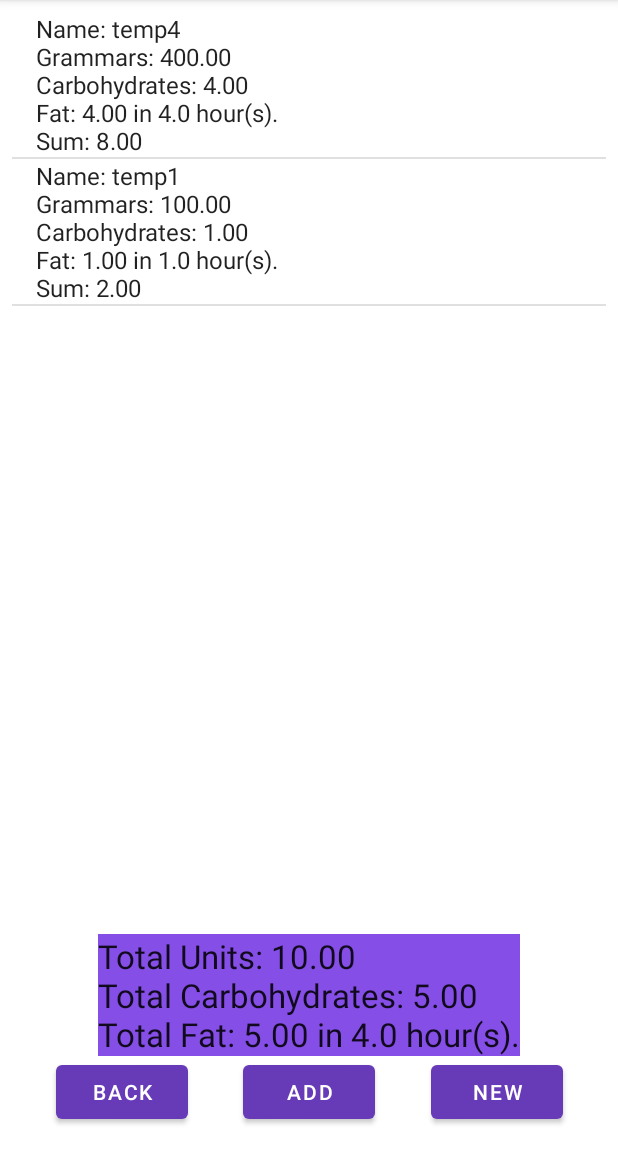
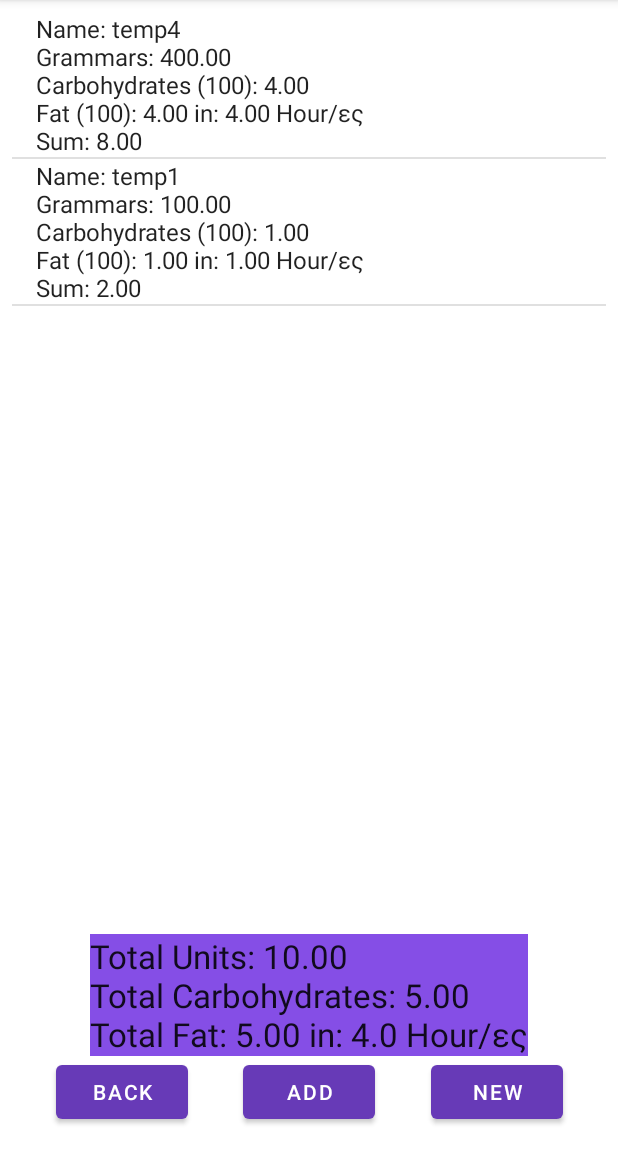
Before and after one commit to Raftys/DiabCalc, an Android app: the FavoriteActivity screen opened directly, with no data from a screen before it, after a tap on "Menu2", on a phone screen of 412 x 824 dp, the part 84-1236 px from its top. Run offline under Robolectric (Android 15) with nearby library versions, the phone set to English and light mode, and no system bars.

Commit message:
Greek Added (not able to change through app) -favorite fixed

```diff
--- a/app/build.gradle
+++ b/app/build.gradle
@@ -33,6 +33,7 @@ dependencies {
     implementation 'com.google.android.material:material:1.6.1'
     implementation 'androidx.constraintlayout:constraintlayout:2.1.4'
     implementation 'com.google.mlkit:translate:16.1.2'
+    implementation 'androidx.preference:preference:1.1.1'
     testImplementation 'junit:junit:4.13.2'
     androidTestImplementation 'androidx.test.ext:junit:1.1.3'
     androidTestImplementation 'androidx.test.espresso:espresso-core:3.4.0'
--- a/app/src/main/java/com/example/diabcalc/FavoriteActivity.java
+++ b/app/src/main/java/com/example/diabcalc/FavoriteActivity.java
@@ -24,21 +24,18 @@ public class FavoriteActivity extends AppCompatActivity {
         list = new ArrayList<>();
         SimpleAdapter adapter = new SimpleAdapter(this, list,
                 R.layout.list_item,
-                new String[] {"line1","line2","line3"},
-                new int[]  {R.id.text1, R.id.text2, R.id.text3});
+                new String[] {"line1","line2"},
+                new int[]  {R.id.text1, R.id.text2});
 
         for(String fav : favorites.keySet()) {
-            HashMap<String, String> temp = new HashMap<>();
-            temp.put("line1", fav);
+            HashMap<String,String> temp = new HashMap<>();
+            temp.put("line1",fav);
             StringBuilder text2 = new StringBuilder();
-            StringBuilder text3 = new StringBuilder();
-            for(int i = 0; i< Objects.requireNonNull(favorites.get(fav)).size(); i++) {
-                text2.append(i + 1).append(".").append(Objects.requireNonNull(favorites.get(fav)).get(i).getFoodName());
-                text3.append(" (Grammars: ").append(Objects.requireNonNull(favorites.get(fav)).get(i).getFoodGrammar()).
-                        append(")");
-            }
+            for(int i = 0; i< Objects.requireNonNull(favorites.get(fav)).size(); i++)
+                text2.append(i + 1).append(".").append(Objects.requireNonNull(favorites.get(fav)).get(i).getFoodName()).
+                        append(" (").append(Objects.requireNonNull(favorites.get(fav)).get(i).getFoodGrammar()).
+                        append("g)\n");
             temp.put("line2", text2.toString());
-            temp.put("line3", text3.toString());
             list.add(temp);
         }
 
--- a/app/src/main/java/com/example/diabcalc/ThirdActivity.java
+++ b/app/src/main/java/com/example/diabcalc/ThirdActivity.java
@@ -1,7 +1,7 @@
 package com.example.diabcalc;
 
-
 import android.annotation.SuppressLint;
+import android.content.Context;
 import android.content.Intent;
 import android.text.InputType;
 import android.view.Menu;
@@ -15,7 +15,6 @@ import androidx.appcompat.app.AlertDialog;
 import androidx.appcompat.app.AppCompatActivity;
 import android.os.Bundle;
 import android.widget.Toast;
-
 import java.util.ArrayList;
 import java.util.HashMap;
 
@@ -37,6 +36,7 @@ public class ThirdActivity extends AppCompatActivity {
     ArrayList<Food> finalFoods;
     int bool;
     private String menu_name = "";
+    Context context;
 
     @SuppressLint({"DefaultLocale", "SetTextI18n"})
     @Override
@@ -45,6 +45,7 @@ public class ThirdActivity extends AppCompatActivity {
         setContentView(R.layout.activity_third);
 
         intent = getIntent();
+        context = this;
 
         bool = intent.getIntExtra("favorite",0);
 
@@ -54,11 +55,12 @@ public class ThirdActivity extends AppCompatActivity {
         finalFoods = intent.getParcelableArrayListExtra("list");
         ArrayList<String> list = new ArrayList<>();
         for (Food f : finalFoods)
-            list.add("Name: " + f.getFoodName() +
-                    "\nGrammars: " + String.format("%.2f", f.getFoodGrammar()) +
-                    "\nCarbohydrates: " + String.format("%.2f", f.getFoodCar()) +
-                    "\nFat: " + String.format("%.2f", f.getFoodFat()) + " in " + f.getFoodHour() + " hour(s)." +
-                    "\nSum: " + String.format("%.2f", f.getFoodCar() + f.getFoodFat()));
+            list.add(getResources().getString(R.string.name) + ": " + f.getFoodName() +
+                    "\n" + getResources().getString(R.string.grammars) + ": " + String.format("%.2f", f.getFoodGrammar()) +
+                    "\n" + getResources().getString(R.string.carbohydrates) + ": " + String.format("%.2f", f.getFoodCar()) +
+                    "\n" + getResources().getString(R.string.fat) + ": " + String.format("%.2f", f.getFoodFat()) +
+                    " "  + getResources().getString(R.string.in) + ": " + String.format("%.2f", f.getFoodHour()) + " " + getResources().getString(R.string.hour) + "/ες" +
+                    "\n" + getResources().getString(R.string.sum) + ": " + String.format("%.2f", f.getFoodCar() + f.getFoodFat()));
 
         listView = findViewById(R.id.final_list);
         adapter = new ArrayAdapter<>(
@@ -80,10 +82,10 @@ public class ThirdActivity extends AppCompatActivity {
             fats += f.getFoodFat();
         }
         double sum = cars + fats;
-        textView.setText("Total Units: " + String.format("%.2f", sum) +
-                "\nTotal Carbohydrates: " + String.format("%.2f", cars) +
-                "\nTotal Fat: " + String.format("%.2f", fats) +
-                " in " + finalFoods.get(0).getFoodHour() + " hour(s).");
+        textView.setText(getResources().getString(R.string.totalUnits) + ": " + String.format("%.2f", sum) +
+                "\n" + getResources().getString(R.string.totalCarbohydrates) + ": " + String.format("%.2f", cars) +
+                "\n" + getResources().getString(R.string.totalFat) + ": " + String.format("%.2f", fats) +
+                " "  + getResources().getString(R.string.in) + ": " + finalFoods.get(0).getFoodHour() + " " + getResources().getString(R.string.hour) + "/ες");
 
 
         /*
@@ -130,6 +132,9 @@ public class ThirdActivity extends AppCompatActivity {
         sqlHandler sqlHandler = new sqlHandler(ThirdActivity.this,null,1);
         item.setOnMenuItemClickListener(menuItem -> {
             if(item.isChecked()) {
+                AlertDialog.Builder builder = new AlertDialog.Builder(context);
+                builder.setMessage("Are You Sure ?")
+                        .setPositiveButton("Yep", (dialog, id) -> {
                             item.setIcon(android.R.drawable.star_big_off);
                             item.setChecked(false);
                             String name =intent.getStringExtra("menu_name");
@@ -138,6 +143,9 @@ public class ThirdActivity extends AppCompatActivity {
                             else
                                 sqlHandler.deleteMenu(menu_name);
                             Toast.makeText(this, "Menu Removed From Favorites", Toast.LENGTH_SHORT).show();
+                        }).setNegativeButton("NAH", (dialog, id) -> {
+                        });
+                builder.create().show();
             }
             else {
                 AlertDialog.Builder builder = new AlertDialog.Builder(this);
--- a/app/src/main/res/layout-land/activity_add.xml
+++ b/app/src/main/res/layout-land/activity_add.xml
@@ -11,7 +11,6 @@
         android:layout_width="190dp"
         android:layout_height="56dp"
         android:layout_marginStart="96dp"
-        android:layout_marginLeft="96dp"
         android:layout_marginTop="64dp"
         android:hint="@string/name"
         android:importantForAutofill="no"
@@ -26,8 +25,6 @@
         android:layout_height="55dp"
         android:layout_marginTop="64dp"
         android:layout_marginEnd="96dp"
-        android:layout_marginRight="96dp"
-        android:hint="@string/carbohydrates"
         android:importantForAutofill="no"
         android:inputType="numberDecimal"
         android:textColorHint="#757575"
@@ -39,9 +36,7 @@
         android:layout_width="190dp"
         android:layout_height="56dp"
         android:layout_marginStart="96dp"
-        android:layout_marginLeft="96dp"
         android:layout_marginBottom="120dp"
-        android:hint="@string/fat"
         android:importantForAutofill="no"
         android:inputType="numberDecimal"
         android:textColorHint="#757575"
@@ -53,7 +48,6 @@
         android:layout_width="190dp"
         android:layout_height="56dp"
         android:layout_marginEnd="96dp"
-        android:layout_marginRight="96dp"
         android:layout_marginBottom="120dp"
         android:hint="@string/hour"
         android:importantForAutofill="no"
--- a/app/src/main/res/layout-land/activity_third.xml
+++ b/app/src/main/res/layout-land/activity_third.xml
@@ -24,7 +24,7 @@
         android:layout_width="wrap_content"
         android:layout_height="wrap_content"
         android:layout_marginBottom="16dp"
-        android:text="@string/new2"
+        android:text="@string/new_menu"
         android:textColor="#FFFFFF"
         app:layout_constraintBottom_toBottomOf="parent"
         app:layout_constraintEnd_toEndOf="parent"
--- a/app/src/main/res/layout/activity_third.xml
+++ b/app/src/main/res/layout/activity_third.xml
@@ -24,7 +24,7 @@
         android:layout_width="wrap_content"
         android:layout_height="wrap_content"
         android:layout_marginBottom="16dp"
-        android:text="@string/new2"
+        android:text="@string/new_menu"
         android:textColor="#FFFFFF"
         app:layout_constraintBottom_toBottomOf="parent"
         app:layout_constraintEnd_toEndOf="parent"
--- a/app/src/main/res/values/strings.xml
+++ b/app/src/main/res/values/strings.xml
@@ -1,13 +1,12 @@
 <resources>
     <string name="app_name">DiabCalc</string>
     <string name="name">Name</string>
-    <string name="carbohydrates">Carbohydrates(100)</string>
-    <string name="fat">Fat(100)</string>
+    <string name="carbohydrates">Carbohydrates (100)</string>
+    <string name="fat">Fat (100)</string>
     <string name="hour">Hour</string>
     <string name="add">Add</string>
     <string name="back">Back</string>
     <string name="delete">Delete</string>
-    <string name="new2">New</string>
     <string name="textview">TextView</string>
     <string name="next">Next</string>
     <string name="grammars">Grammars</string>
@@ -20,4 +19,22 @@
     <string name="nav_open">Open</string>
     <string name="nav_close">Close</string>
     <string name="favorite">favorite</string>
+    <string name="text2">Text2</string>
+    <string name="new_menu">New</string>
+    <string name="sum">Sum</string>
+    <string name="totalUnits">Total Units</string>
+    <string name="totalCarbohydrates">Total Carbohydrates</string>
+    <string name="totalFat">Total Fat</string>
+    <string name="in">in</string>
+    <string name="yes">Yes</string>
+    <string name="no">No</string>
+    <string name="deleteQuestion">Are You Sure?</string>
+    <string name="deleteConfirm">Food Deleted</string>
+    <string name="error">Error</string>
+    <string name="foodExists">Food Already Exists</string>
+    <string name="foodAdded">Food Added</string>
+    <string name="notEnoughInformation">Not Enough Information</string>
+
+
+
 </resources>
```
Also changed, not shown: app/src/main/java/com/example/diabcalc/AddActivity.java (+6 -3 lines), app/src/main/java/com/example/diabcalc/DeleteActivity.java (+5 -6 lines), app/src/main/res/layout/activity_add.xml (+4 -6 lines), app/src/main/res/layout/list_item.xml (+0 -21 lines), 5 other files. Lines whose indentation alone changed are shown as unchanged.
